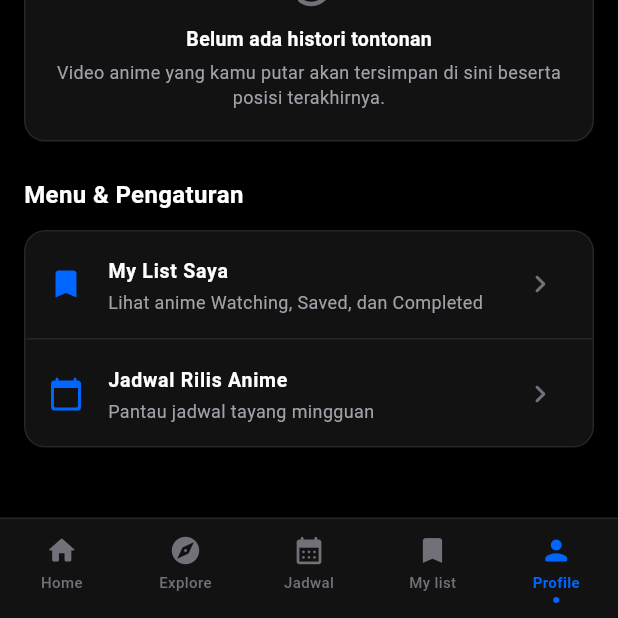
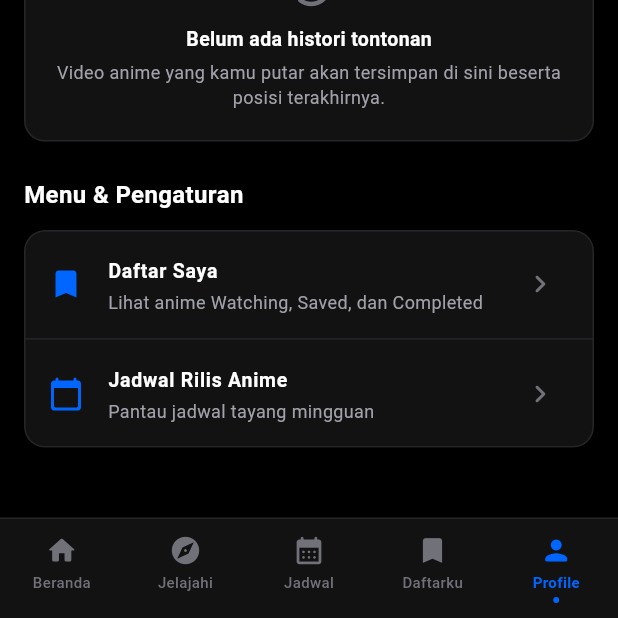
Before and after one commit to andika-x-pplg/nimewa, a Flutter app: the screen it shows after launch, item 5 of the bottom bar chosen, on a phone screen of 412 x 824 dp, the part 618-1236 px from its top. Run offline on Flutter 3.47's test engine with Material 3 defaults, Android fonts, the phone set to English and light mode, and no system bars; our stand-ins replace video_player; network calls fail.

Commit message:
feat(l10n): localize bottom nav, profile menu, and auto-translate anime synopses to Indonesian

```diff
--- a/lib/presentation/screens/profile_screen.dart
+++ b/lib/presentation/screens/profile_screen.dart
@@ -642,7 +642,7 @@ class _ProfileScreenState extends State<ProfileScreen> {
         children: [
           _buildMenuTile(
             icon: Icons.bookmark_rounded,
-            title: 'My List Saya',
+            title: 'Daftar Saya',
             subtitle: 'Lihat anime Watching, Saved, dan Completed',
             onTap: () => widget.onNavigateTab?.call(3),
           ),
--- a/lib/presentation/widgets/custom_bottom_nav.dart
+++ b/lib/presentation/widgets/custom_bottom_nav.dart
@@ -19,10 +19,10 @@ class CustomBottomNavBar extends StatelessWidget {
   final ValueChanged<int> onTap;
 
   static const List<_NavItem> _items = [
-    _NavItem(label: 'Home', icon: Icons.home_rounded),
-    _NavItem(label: 'Explore', icon: Icons.explore_rounded),
+    _NavItem(label: 'Beranda', icon: Icons.home_rounded),
+    _NavItem(label: 'Jelajahi', icon: Icons.explore_rounded),
     _NavItem(label: 'Jadwal', icon: Icons.calendar_month_rounded),
-    _NavItem(label: 'My list', icon: Icons.bookmark_rounded),
+    _NavItem(label: 'Daftarku', icon: Icons.bookmark_rounded),
     _NavItem(label: 'Profile', icon: Icons.person_rounded),
   ];
 
```
Also changed, not shown: lib/data/services/anime_stream_service.dart (+53 -0 lines), 2 other files.
